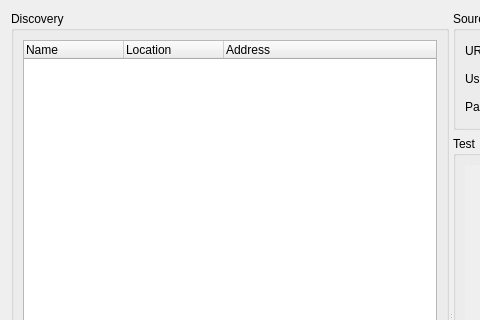
Qt form libmonocleclient/managetrackfindonvifdevicewindow.ui (lineCode/Client-2) before a commit; both pictures show x 0 to 480 and y 0 to 320 of the 923 by 641 pixel window.
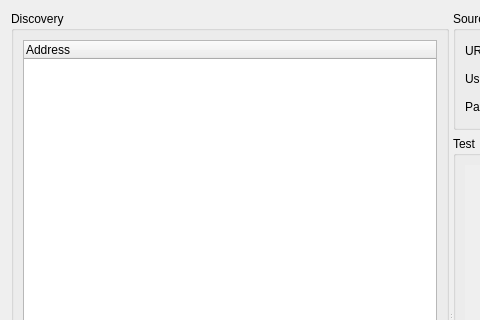
The same form after that commit. Custom widgets are drawn as their Qt base class.

The edit to the form file:
```diff
--- a/libmonocleclient/managetrackfindonvifdevicewindow.ui
+++ b/libmonocleclient/managetrackfindonvifdevicewindow.ui
@@ -73,16 +73,6 @@
                <height>0</height>
               </size>
              </property>
-             <column>
-              <property name="text">
-               <string>Name</string>
-              </property>
-             </column>
-             <column>
-              <property name="text">
-               <string>Location</string>
-              </property>
-             </column>
              <column>
               <property name="text">
                <string>Address</string>
```
